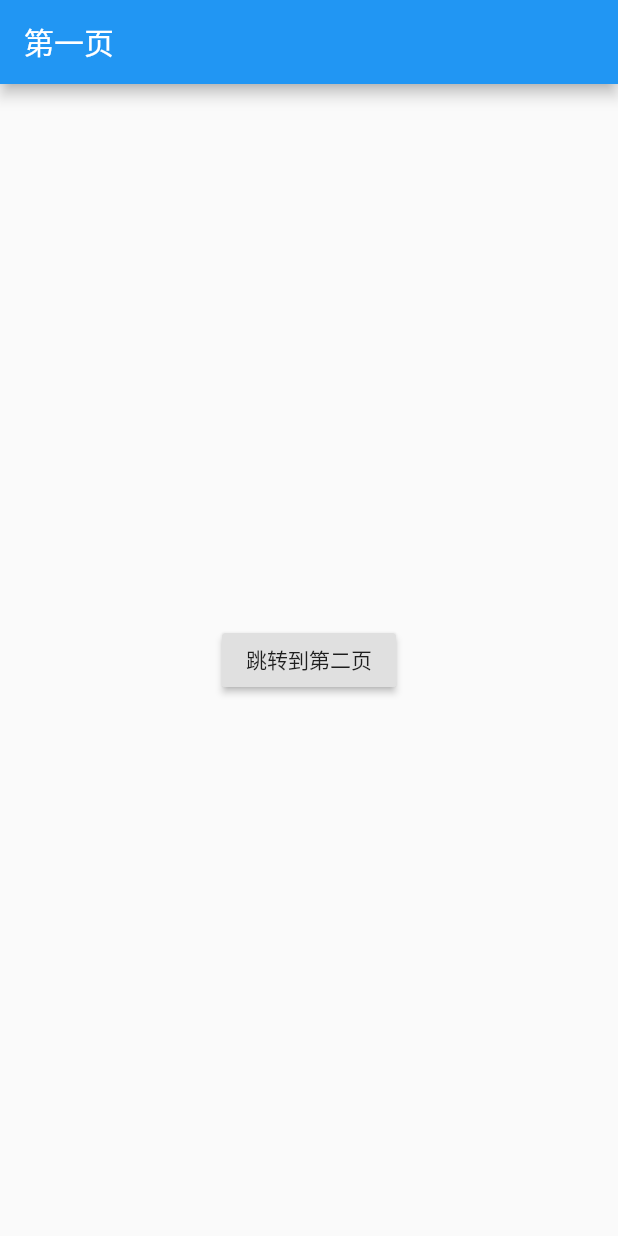
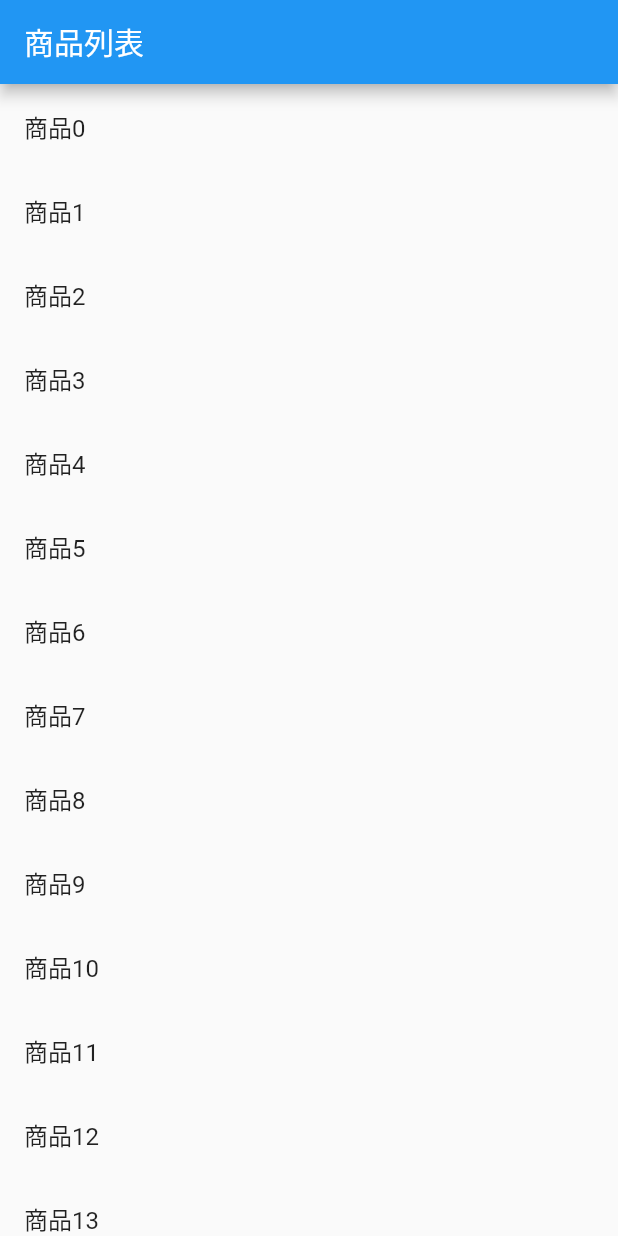
Before and after one commit to ycshill/shared, a Flutter app: the screen it shows after launch, on a phone screen of 412 x 824 dp. Run offline on Flutter 3.47's test engine with Material 2 defaults, Android fonts, the light colour scheme and no system bars.

Commit message:
feat: flutter-share jspang_demo 商品列表

```diff
--- a/flutter-share/jspang_demo/lib/main.dart
+++ b/flutter-share/jspang_demo/lib/main.dart
@@ -1,51 +1,68 @@
 import 'package:flutter/material.dart';
-
-void main(){
-  runApp(
-    MaterialApp(
-      title: '页面跳转',
-      home: new FirstScreen(),
-    )
-  );
+// 创建一个商品类
+class Product {
+  final String title; // 商品标题
+  final String description; // 商品描述
+  Product(this.title, this.description);
 }
 
-class FirstScreen extends StatelessWidget {
+// 定义一个ProductList 列表
+class ProductList extends StatelessWidget {
+  final List<Product> products;
+  ProductList({Key key, @required this.products}):super(key: key);
+
   @override
   Widget build(BuildContext context) {
     return Scaffold(
       appBar: AppBar(
-        title: Text('第一页'),
+        title: Text('商品列表'),
       ),
-      body: Center(
-        child: RaisedButton(
-          child: Text('跳转到第二页'),
-          onPressed: (){
-            Navigator.push(context, MaterialPageRoute(
-              builder: (context) => new SecondScreen()
-            ));
-          },
-        ),
+      body: ListView.builder(
+        itemCount: products.length,
+        itemBuilder: (context, index) {
+          return ListTile(
+            title: Text(products[index].title),
+            onTap: (){
+              Navigator.push(
+                context,
+                MaterialPageRoute(
+                  builder: (context) => new ProductDetail(product: products[index]),
+                )
+              );
+            },
+          );
+        },
       ),
     );
   }
 }
 
-class SecondScreen extends StatelessWidget {
+class ProductDetail extends StatelessWidget {
+
+  final Product product;
+  ProductDetail({Key key, @required this.product}):super(key: key);
+
   @override
   Widget build(BuildContext context) {
     return Scaffold(
-      appBar: AppBar(
-        title: Text('第二页'),
-      ),
+      appBar: AppBar(title: Text('商品详情页'),),
       body: Center(
-        child: RaisedButton(
-          child: Text('跳转到第一页'),
-          onPressed: (){
-            Navigator.pop(context);
-          },
-        )
-
+        child: Text('${product.description}'),
       ),
     );
   }
 }
+
+void main(){
+  runApp(
+    MaterialApp(
+      title: '数据传递案例',
+      home: ProductList(
+        products: List.generate(
+          20,
+          (i) => Product('商品$i', '这是一个商品详情，编号为: $i'),
+        ),
+      )
+    )
+  );
+}
```
